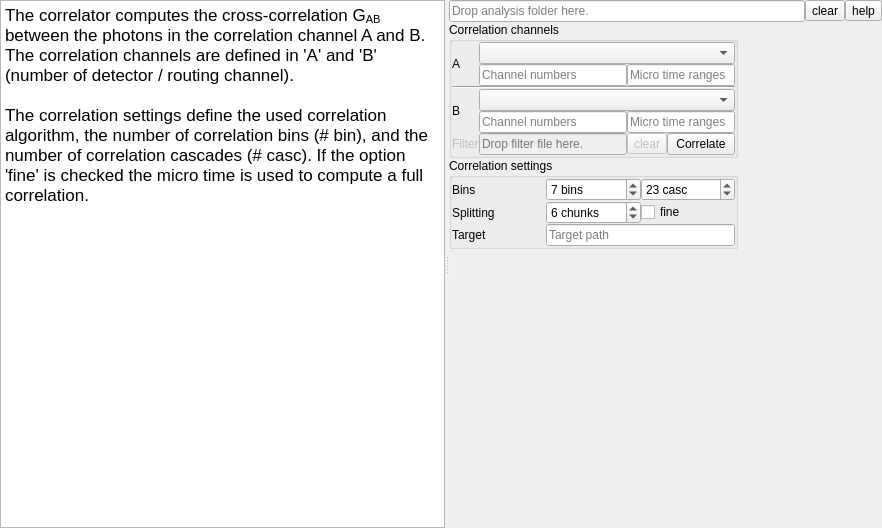
First picture: the form in chisurf/gui/widgets/wizard/tttr_correlator.ui, repository Fluorescence-Tools/chisurf, before the edit.
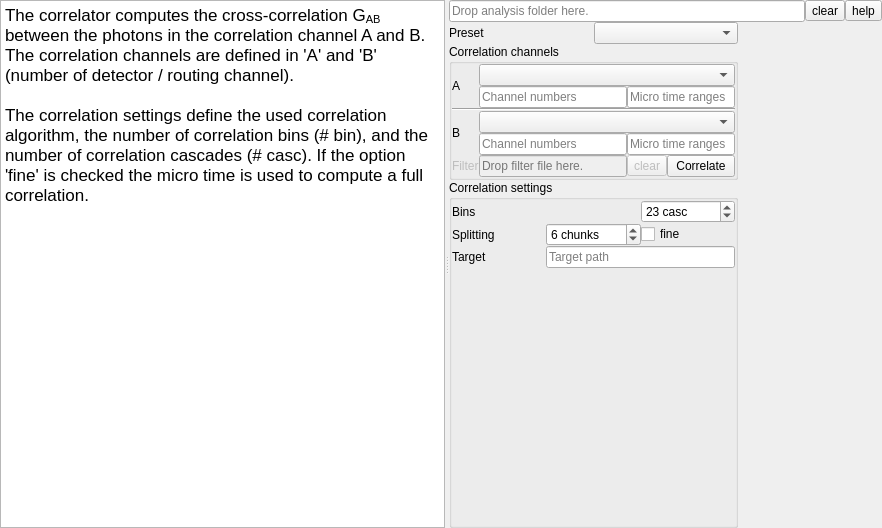
Second picture: the form after the edit.

Commit message: Add support for FCS preset configurations: integrate a preset dropdown in the UI, load channel setups dynamically, and enhance correlator parameter management. Adjust layout for improved usability.

What changed in the file:
```diff
--- a/chisurf/gui/widgets/wizard/tttr_correlator.ui
+++ b/chisurf/gui/widgets/wizard/tttr_correlator.ui
@@ -69,6 +69,20 @@
         <number>0</number>
        </property>
        <item row="1" column="0" colspan="2">
+        <layout class="QHBoxLayout" name="horizontalLayoutPreset">
+         <item>
+          <widget class="QLabel" name="label_preset">
+           <property name="text">
+            <string>Preset</string>
+           </property>
+          </widget>
+         </item>
+         <item>
+          <widget class="QComboBox" name="comboBox_fcs_preset"/>
+         </item>
+        </layout>
+       </item>
+       <item row="2" column="0" colspan="2">
         <widget class="QGroupBox" name="groupBox_2">
          <property name="title">
           <string>Correlation channels</string>
@@ -250,7 +264,7 @@
          </layout>
         </widget>
        </item>
-       <item row="2" column="0" colspan="2">
+       <item row="3" column="0" colspan="2">
         <widget class="QGroupBox" name="groupBox_3">
          <property name="title">
           <string>Correlation settings</string>
@@ -285,7 +299,7 @@
             </property>
            </widget>
           </item>
-          <item row="3" column="1">
+          <item row="4" column="1">
            <widget class="QSpinBox" name="spinBox_2">
             <property name="suffix">
              <string> bins</string>
@@ -363,6 +377,20 @@
             </property>
            </widget>
           </item>
+          <!-- Spacer to keep Correlation settings widgets packed towards the top -->
+          <item row="6" column="0" colspan="3">
+           <spacer name="verticalSpacer_corrSettings">
+            <property name="orientation">
+             <enum>Qt::Vertical</enum>
+            </property>
+            <property name="sizeHint" stdset="0">
+             <size>
+              <width>20</width>
+              <height>40</height>
+             </size>
+            </property>
+           </spacer>
+          </item>
          </layout>
         </widget>
        </item>
```
The commit also changes 1 other file.
